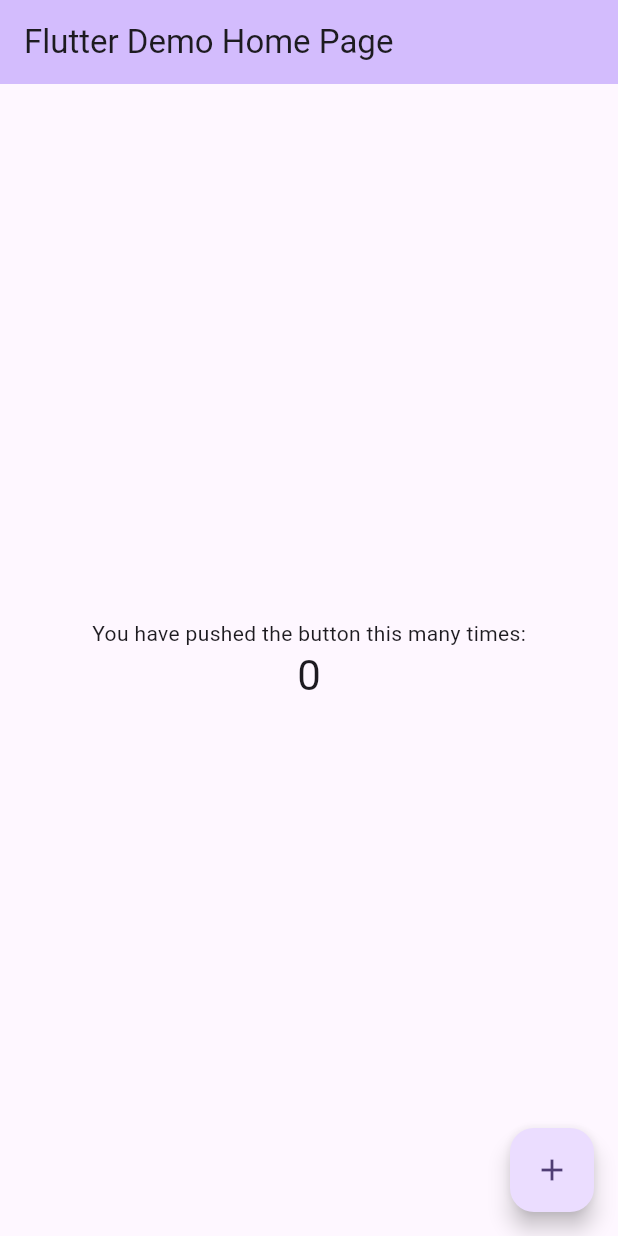
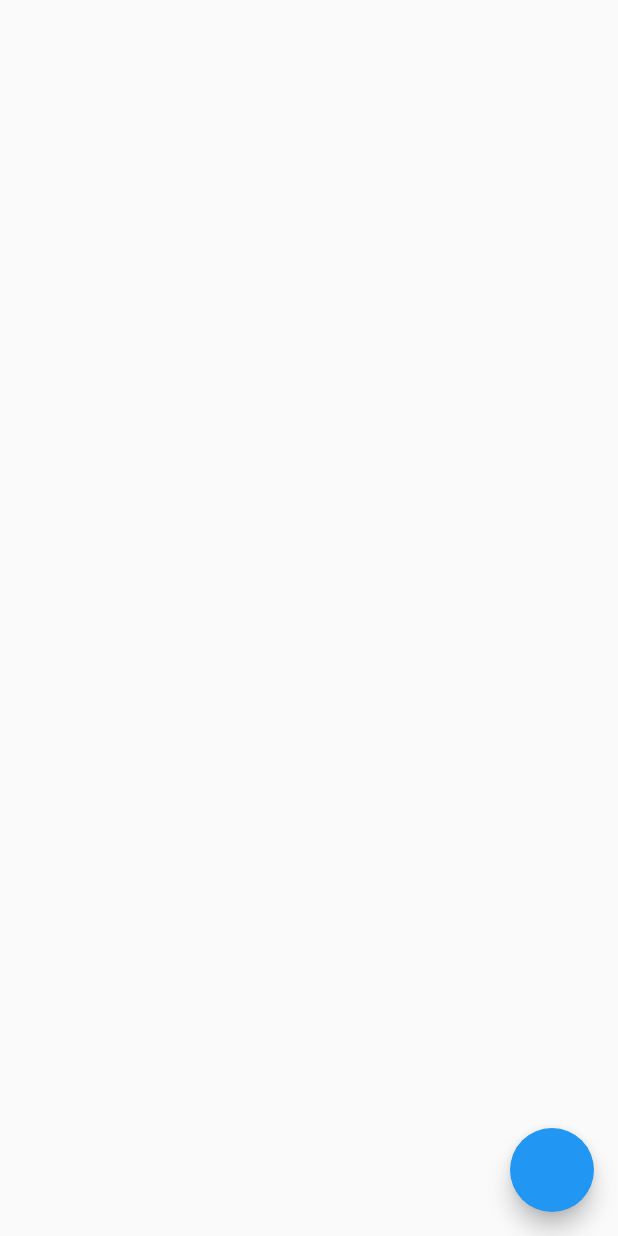
Before and after one commit to mmustafacelik/qrcafe, a Flutter app: the screen it shows after launch, on a phone screen of 412 x 824 dp. Run offline on Flutter 3.47's test engine with Material 2 defaults, Android fonts, the phone set to English and light mode, and no system bars; our stand-ins replace easy_localization, flutter_riverpod, go_router.

Commit message:
added packages and some main issue

```diff
--- /dev/null
+++ b/assets/localizations/en-US.json
@@ -0,0 +1,4 @@
+
+{
+    "Hello": "Hello"
+}
--- /dev/null
+++ b/assets/localizations/tr-TR.json
@@ -0,0 +1 @@
+{"Hello": "Merhaba"}
--- a/lib/main.dart
+++ b/lib/main.dart
@@ -1,7 +1,23 @@
+import 'package:easy_localization/easy_localization.dart';
 import 'package:flutter/material.dart';
+import 'package:flutter_riverpod/flutter_riverpod.dart';
+import 'package:qrcafe/navigate.dart';
 
 void main() {
-  runApp(const MyApp());
+  runApp(
+    EasyLocalization(
+      path: 'assets/localizations',
+      startLocale: const Locale('tr', 'TR'),
+      supportedLocales: const [
+        Locale('tr', 'TR'),
+        Locale('en', 'US'),
+      ],
+      fallbackLocale: const Locale('tr', 'TR'),
+      child: const ProviderScope(
+        child: MyApp(),
+      ),
+    ),
+  );
 }
 
 class MyApp extends StatelessWidget {
@@ -10,116 +26,31 @@ class MyApp extends StatelessWidget {
   // This widget is the root of your application.
   @override
   Widget build(BuildContext context) {
-    return MaterialApp(
-      title: 'Flutter Demo',
-      theme: ThemeData(
-        // This is the theme of your application.
-        //
-        // TRY THIS: Try running your application with "flutter run". You'll see
-        // the application has a blue toolbar. Then, without quitting the app,
-        // try changing the seedColor in the colorScheme below to Colors.green
-        // and then invoke "hot reload" (save your changes or press the "hot
-        // reload" button in a Flutter-supported IDE, or press "r" if you used
-        // the command line to start the app).
-        //
-        // Notice that the counter didn't reset back to zero; the application
-        // state is not lost during the reload. To reset the state, use hot
-        // restart instead.
-        //
-        // This works for code too, not just values: Most code changes can be
-        // tested with just a hot reload.
-        colorScheme: ColorScheme.fromSeed(seedColor: Colors.deepPurple),
-        useMaterial3: true,
-      ),
-      home: const MyHomePage(title: 'Flutter Demo Home Page'),
+    return MaterialApp.router(
+      localizationsDelegates: context.localizationDelegates,
+      supportedLocales: context.supportedLocales,
+      locale: context.locale,
+      debugShowCheckedModeBanner: false,
+      routerConfig: goRouter,
     );
   }
 }
 
-class MyHomePage extends StatefulWidget {
-  const MyHomePage({super.key, required this.title});
-
-  // This widget is the home page of your application. It is stateful, meaning
-  // that it has a State object (defined below) that contains fields that affect
-  // how it looks.
-
-  // This class is the configuration for the state. It holds the values (in this
-  // case the title) provided by the parent (in this case the App widget) and
-  // used by the build method of the State. Fields in a Widget subclass are
-  // always marked "final".
-
-  final String title;
+class MyHomePage extends ConsumerWidget {
+  const MyHomePage({super.key});
 
   @override
-  State<MyHomePage> createState() => _MyHomePageState();
-}
-
-class _MyHomePageState extends State<MyHomePage> {
-  int _counter = 0;
-
-  void _incrementCounter() {
-    setState(() {
-      // This call to setState tells the Flutter framework that something has
-      // changed in this State, which causes it to rerun the build method below
-      // so that the display can reflect the updated values. If we changed
-      // _counter without calling setState(), then the build method would not be
-      // called again, and so nothing would appear to happen.
-      _counter++;
-    });
-  }
-
-  @override
-  Widget build(BuildContext context) {
-    // This method is rerun every time setState is called, for instance as done
-    // by the _incrementCounter method above.
-    //
-    // The Flutter framework has been optimized to make rerunning build methods
-    // fast, so that you can just rebuild anything that needs updating rather
-    // than having to individually change instances of widgets.
+  Widget build(BuildContext context, ref) {
     return Scaffold(
-      appBar: AppBar(
-        // TRY THIS: Try changing the color here to a specific color (to
-        // Colors.amber, perhaps?) and trigger a hot reload to see the AppBar
-        // change color while the other colors stay the same.
-        backgroundColor: Theme.of(context).colorScheme.inversePrimary,
-        // Here we take the value from the MyHomePage object that was created by
-        // the App.build method, and use it to set our appbar title.
-        title: Text(widget.title),
-      ),
-      body: Center(
-        // Center is a layout widget. It takes a single child and positions it
-        // in the middle of the parent.
+      floatingActionButton: FloatingActionButton(onPressed: () {}),
+      body: SafeArea(
         child: Column(
-          // Column is also a layout widget. It takes a list of children and
-          // arranges them vertically. By default, it sizes itself to fit its
-          // children horizontally, and tries to be as tall as its parent.
-          //
-          // Column has various properties to control how it sizes itself and
-          // how it positions its children. Here we use mainAxisAlignment to
-          // center the children vertically; the main axis here is the vertical
-          // axis because Columns are vertical (the cross axis would be
-          // horizontal).
-          //
-          // TRY THIS: Invoke "debug painting" (choose the "Toggle Debug Paint"
-          // action in the IDE, or press "p" in the console), to see the
-          // wireframe for each widget.
-          mainAxisAlignment: MainAxisAlignment.center,
-          children: <Widget>[
-            const Text(
-              'You have pushed the button this many times:',
-            ),
-            Text(
-              '$_counter',
-              style: Theme.of(context).textTheme.headlineMedium,
-            ),
+          children: [
+            Text(''),
+            Container(),
           ],
         ),
       ),
-      floatingActionButton: FloatingActionButton(
-        onPressed: _incrementCounter,
-        tooltip: 'Increment',
-        child: const Icon(Icons.add),
-      ), // This trailing comma makes auto-formatting nicer for build methods.
     );
   }
 }
--- /dev/null
+++ b/lib/navigate.dart
@@ -0,0 +1,18 @@
+import 'package:go_router/go_router.dart';
+import 'package:qrcafe/main.dart';
+
+enum AppRoute {
+  home,
+}
+
+final goRouter = GoRouter(
+  initialLocation: '/home_page',
+  debugLogDiagnostics: true,
+  routes: [
+    GoRoute(
+      path: '/home_page',
+      name: AppRoute.home.name,
+      builder: (context, state) => const MyHomePage(),
+    ),
+  ],
+);
--- /dev/null
+++ b/lib/utils/context_extensions.dart
@@ -0,0 +1,3 @@
+import 'package:flutter/material.dart';
+
+extension ContextExtension on BuildContext {}
```
Also changed, not shown: pubspec.yaml (+12 -30 lines), 6 other files.
